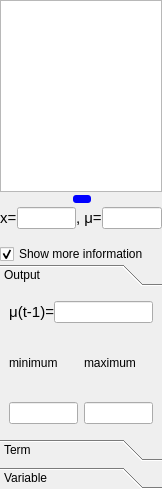
This is qtfuzzylite/ui/Control.ui in fuzzylite/fuzzylite as Qt 5 draws it before an edit. The edited form follows.
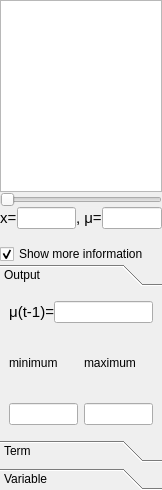
This is the edited form. Custom widgets are drawn as their Qt base class.

Diff of the .ui file:
```diff
--- a/qtfuzzylite/ui/Control.ui
+++ b/qtfuzzylite/ui/Control.ui
@@ -7,7 +7,7 @@
     <x>0</x>
     <y>0</y>
     <width>162</width>
-    <height>489</height>
+    <height>490</height>
    </rect>
   </property>
   <property name="windowTitle">
@@ -39,31 +39,49 @@
       </widget>
      </item>
      <item>
+      <layout class="QHBoxLayout" name="horizontalLayout_8">
+       <property name="spacing">
+        <number>0</number>
+       </property>
+       <property name="topMargin">
+        <number>0</number>
+       </property>
+       <item>
       <widget class="QSlider" name="sld_x">
-       <property name="styleSheet">
-        <string notr="true">QSlider::groove:horizontal { 
-border: red;
-height: 8px;
-margin: 2px ;}
- QSlider::handle:horizontal { 
-background:blue;
-border: red;
-width: 18px;
-border-radius: 3px;}</string>
+         <property name="autoFillBackground">
+          <bool>false</bool>
+         </property>
+         <property name="pageStep">
+          <number>1</number>
        </property>
        <property name="value">
-        <number>50</number>
-       </property>
-       <property name="tracking">
-        <bool>false</bool>
+          <number>0</number>
+         </property>
+         <property name="sliderPosition">
+          <number>0</number>
        </property>
        <property name="orientation">
         <enum>Qt::Horizontal</enum>
        </property>
-       <property name="tickPosition">
-        <enum>QSlider::NoTicks</enum>
-       </property>
-      </widget>
+        </widget>
+       </item>
+       <item>
+        <spacer name="verticalSpacer">
+         <property name="orientation">
+          <enum>Qt::Vertical</enum>
+         </property>
+         <property name="sizeType">
+          <enum>QSizePolicy::Minimum</enum>
+         </property>
+         <property name="sizeHint" stdset="0">
+          <size>
+           <width>0</width>
+           <height>15</height>
+          </size>
+         </property>
+        </spacer>
+       </item>
+      </layout>
      </item>
      <item>
       <layout class="QHBoxLayout" name="horizontalLayout">
@@ -180,7 +198,7 @@
         <x>0</x>
         <y>0</y>
         <width>162</width>
-        <height>108</height>
+        <height>107</height>
        </rect>
       </property>
       <attribute name="label">
```
Lines whose indentation alone changed are shown as unchanged.
